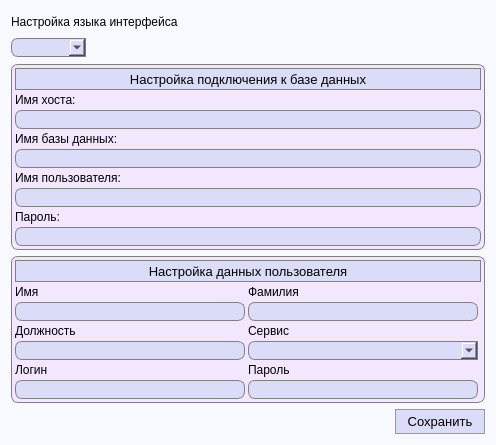
Old version of the form src/app/view/SettingsWindow.ui in the repository FediiBohdan/TechService.
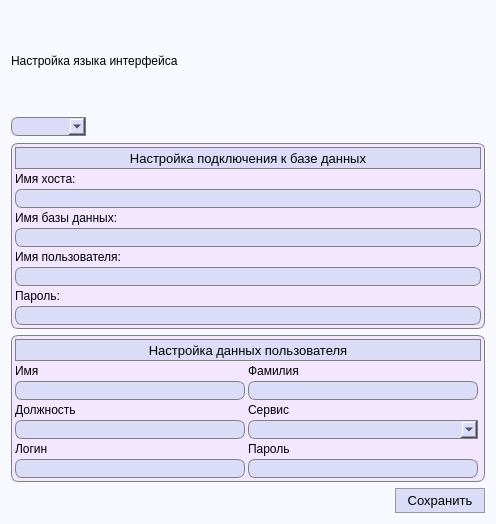
New version of the form. Icons and pictures are not drawn.

```diff
--- a/src/app/view/SettingsWindow.ui
+++ b/src/app/view/SettingsWindow.ui
@@ -7,7 +7,7 @@
     <x>0</x>
     <y>0</y>
     <width>496</width>
-    <height>445</height>
+    <height>524</height>
    </rect>
   </property>
   <property name="windowTitle">
```
Left out of the diff: 6 changed lines with no effect on the pictures.
